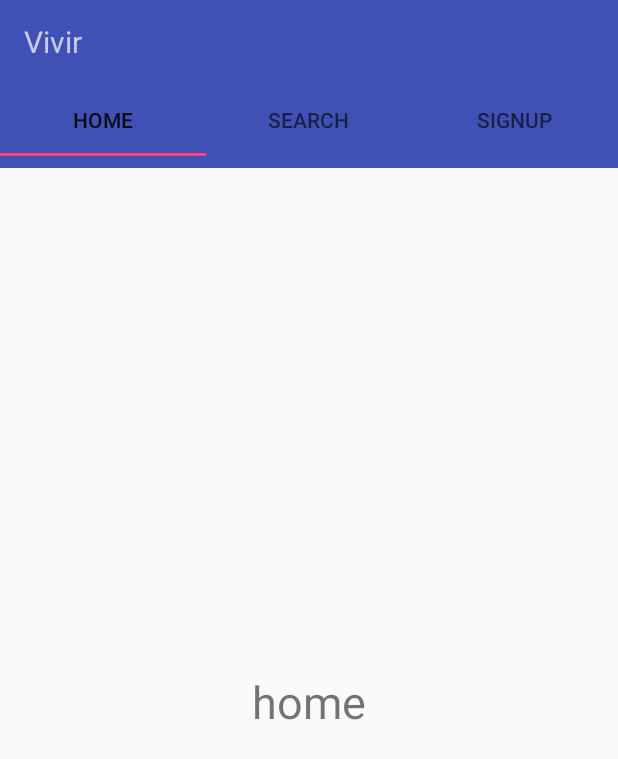
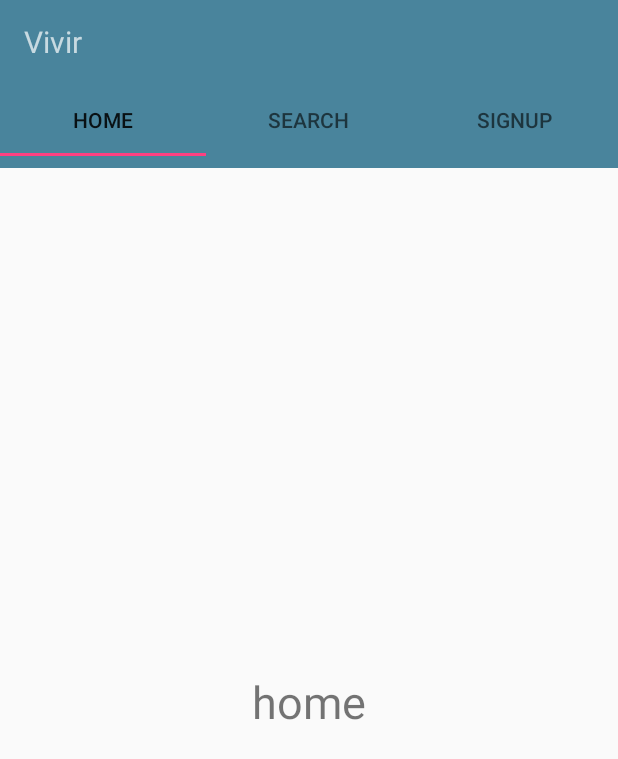
Before and after one commit to yogendra-nitc/Vivir, an Android app: the screen it shows after launch (MainActivity), on a phone screen of 412 x 824 dp. Shown: the top 759 px of the screen. Run offline under Robolectric (Android 15) with nearby library versions, the phone set to English and light mode, and no system bars.

Commit message:
Changes in values file

```diff
--- a/app/src/main/res/values/colors.xml
+++ b/app/src/main/res/values/colors.xml
@@ -1,6 +1,6 @@
 <?xml version="1.0" encoding="utf-8"?>
 <resources>
-    <color name="colorPrimary">#3F51B5</color>
+    <color name="colorPrimary">#49849C</color>
     <color name="colorPrimaryDark">#303F9F</color>
     <color name="colorAccent">#FF4081</color>
 </resources>
```
